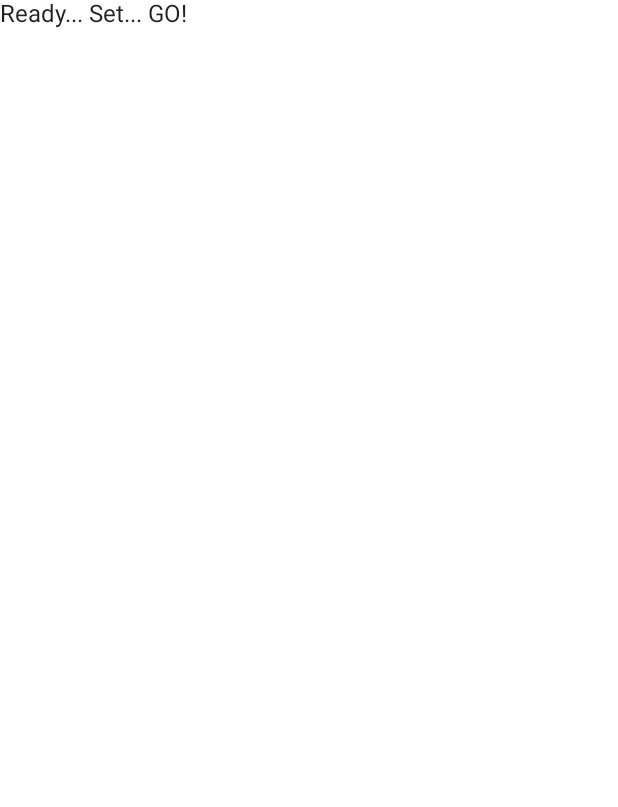
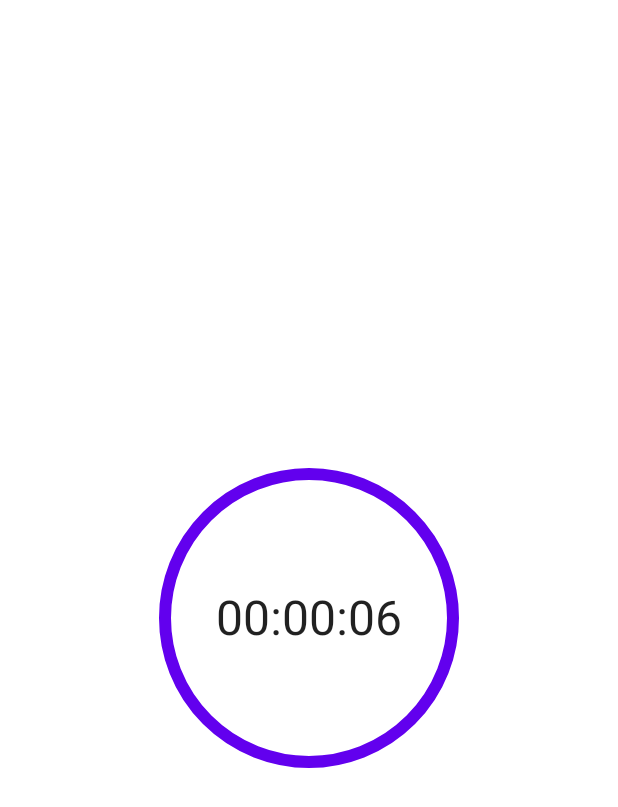
Before and after one commit to karimsinouh/ComposeCountdownTimer, an Android app built with Jetpack Compose: the screen it shows after launch (MainActivity), on a phone screen of 412 x 824 dp. Before the commit the part shown is almost empty. Shown: the top 807 px of the screen. Run offline under Robolectric (Android 15) with nearby library versions, the phone set to English and light mode, and no system bars; our stand-ins replace livedata-compose.

Commit message:
move MainActivity.kt to ui/mainActivity

```diff
--- a/app/src/main/AndroidManifest.xml
+++ b/app/src/main/AndroidManifest.xml
@@ -20,7 +20,7 @@
         android:supportsRtl="true"
         android:theme="@style/Theme.AndroidDevChallenge">
         <activity
-            android:name="com.example.androiddevchallenge.MainActivity"
+            android:name="com.example.androiddevchallenge.ui.mainActivity.MainActivity"
             android:label="@string/app_name"
             android:theme="@style/Theme.AndroidDevChallenge.NoActionBar">
             <intent-filter>
--- a/app/src/main/java/com/example/androiddevchallenge/MainActivity.kt
+++ b/app/src/main/java/com/example/androiddevchallenge/ui/mainActivity/MainActivity.kt
@@ -13,49 +13,66 @@
  * See the License for the specific language governing permissions and
  * limitations under the License.
  */
-package com.example.androiddevchallenge
+package com.example.androiddevchallenge.ui.mainActivity
 
 import android.os.Bundle
 import androidx.activity.compose.setContent
+import androidx.activity.viewModels
 import androidx.appcompat.app.AppCompatActivity
+import androidx.compose.foundation.layout.Arrangement
+import androidx.compose.foundation.layout.Column
+import androidx.compose.foundation.layout.fillMaxSize
 import androidx.compose.material.MaterialTheme
 import androidx.compose.material.Surface
 import androidx.compose.material.Text
 import androidx.compose.runtime.Composable
-import androidx.compose.ui.tooling.preview.Preview
+import androidx.compose.runtime.getValue
+import androidx.compose.runtime.livedata.observeAsState
+import androidx.compose.ui.Alignment
+import androidx.compose.ui.Modifier
+import androidx.lifecycle.ViewModel
+import com.example.androiddevchallenge.ui.composable.CustomTimer
 import com.example.androiddevchallenge.ui.theme.MyTheme
+import com.example.androiddevchallenge.util.MillisConverter
 
 class MainActivity : AppCompatActivity() {
+
+    private val vm by viewModels<MainViewModel>()
+
     override fun onCreate(savedInstanceState: Bundle?) {
         super.onCreate(savedInstanceState)
         setContent {
             MyTheme {
-                MyApp()
+                MyApp(vm)
             }
         }
     }
+
 }
 
 // Start building your app here!
 @Composable
-fun MyApp() {
+fun MyApp(vm:MainViewModel) {
     Surface(color = MaterialTheme.colors.background) {
-        Text(text = "Ready... Set... GO!")
+
+        val progress by vm.progress.observeAsState()
+        val millis by vm.millis.observeAsState()
+
+        val millisToText=MillisConverter.convert(millis ?:0)
+
+        Column(
+            horizontalAlignment = Alignment.CenterHorizontally,
+            verticalArrangement = Arrangement.Center,
+            modifier = Modifier.fillMaxSize()
+            ) {
+            CustomTimer(
+                text = millisToText,
+                progress = progress!!,
+                onScroll = {
+                    vm.decreaseMillisBy(it)
+                }
+            )
+        }
+
     }
 }
-
-@Preview("Light Theme", widthDp = 360, heightDp = 640)
-@Composable
-fun LightPreview() {
-    MyTheme {
-        MyApp()
-    }
-}
-
-@Preview("Dark Theme", widthDp = 360, heightDp = 640)
-@Composable
-fun DarkPreview() {
-    MyTheme(darkTheme = true) {
-        MyApp()
-    }
-}
```
